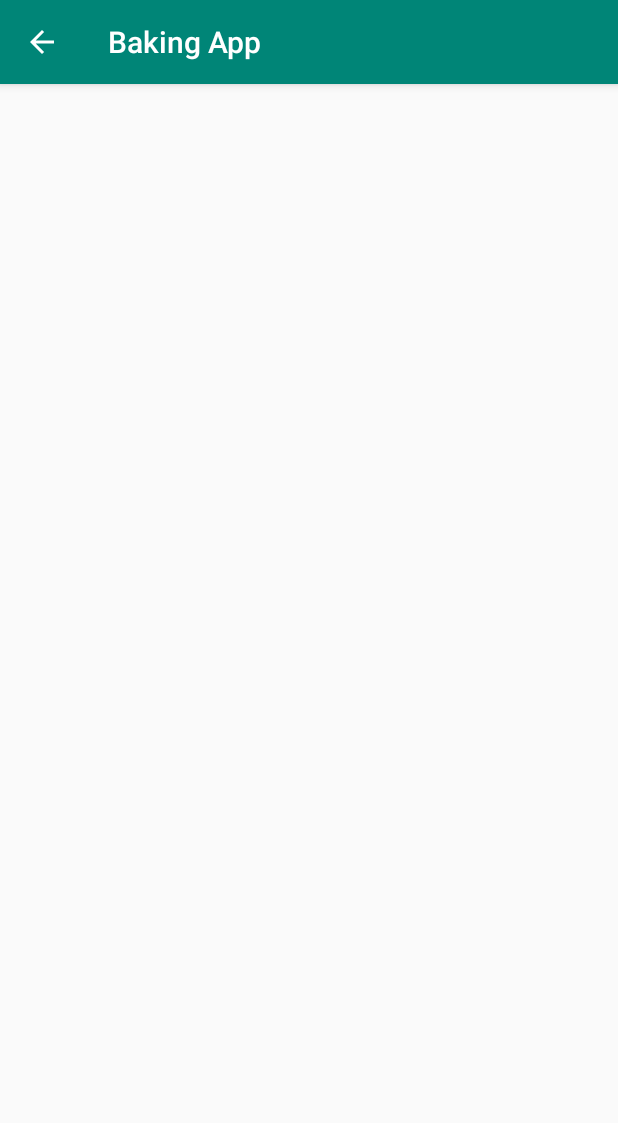
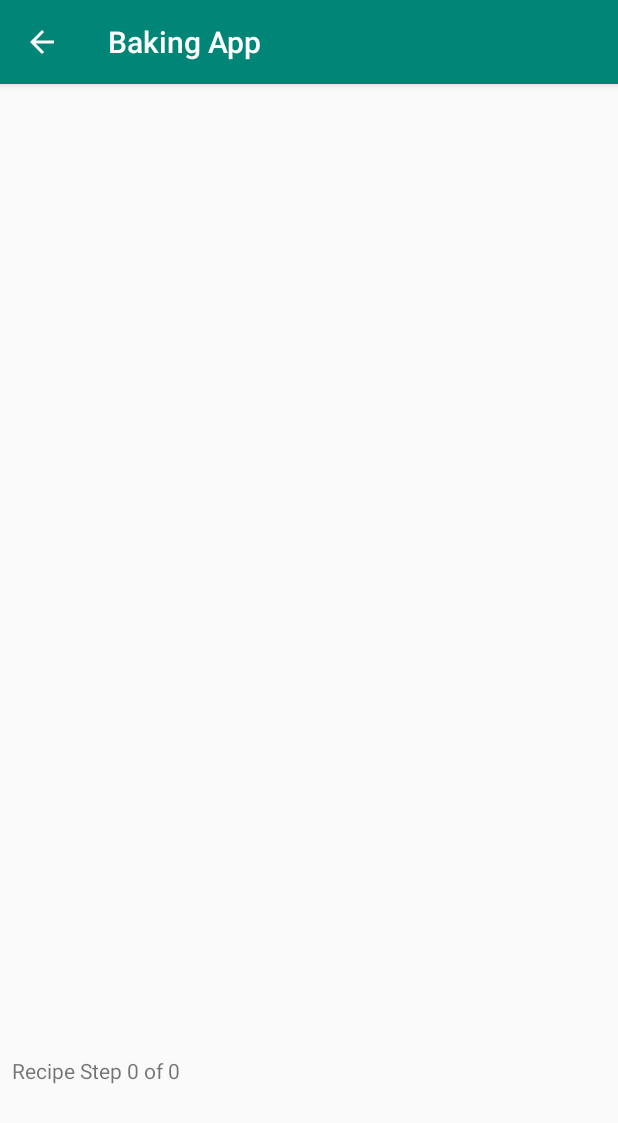
Before and after one commit to ahmedibrahim085/backingapp, an Android app: the StepsActivity screen opened directly, with no data from a screen before it, on a phone screen of 412 x 824 dp. Shown: the top 1123 px of the screen. Run offline under Robolectric (Android 15) with nearby library versions, the phone set to English and light mode, and no system bars.

Commit message:
Steps Navigations Fragment start

```diff
--- a/app/src/main/java/com/ahmed/bakingapp/models/RecipeSteps.java
+++ b/app/src/main/java/com/ahmed/bakingapp/models/RecipeSteps.java
@@ -82,7 +82,7 @@ public class RecipeSteps implements Serializable {
                 comma+STEPS_SHORT_DESCRIPTION+equal+stepsShortDescription+backSlash+
                 comma+STEPS_DESCRIPTION+equal+stepsDescription+backSlash+
                 comma+STEPS_VIDEO_URL+equal+stepsVideoURL+backSlash+
-                comma+STEPS_VIDEO_URL+equal+stepsThumbnailURL+backSlash+
+                comma+STEPS_THUMBNAIL_URL+equal+stepsThumbnailURL+backSlash+
                 '}';
     }
 }
--- a/app/src/main/java/com/ahmed/bakingapp/ui/UiConstants.java
+++ b/app/src/main/java/com/ahmed/bakingapp/ui/UiConstants.java
@@ -9,6 +9,7 @@ public class UiConstants {
     final private static String RECIPE_INGREDIENT = "recipeIngredient";
     final private static String RECIPE_NAME = "recipeName";
     final private static String RECIPE_STEPS = "recipeSteps";
+    final private static String RECIPE_STEPS_NUMBER = "recipeStepsNumber";
 
 
 
@@ -30,6 +31,11 @@ public class UiConstants {
     public static String getRecipeSteps() {
         return RECIPE_STEPS;
     }
+
+    public static String getRecipeStepsNumber() {
+        return RECIPE_STEPS_NUMBER;
+    }
+
     // ======= ======= ======= Booleans ======= ======= =======
 
     public static boolean isTwoPan() {
--- a/app/src/main/java/com/ahmed/bakingapp/ui/recipeDetails/RecipeDetailsActivity.java
+++ b/app/src/main/java/com/ahmed/bakingapp/ui/recipeDetails/RecipeDetailsActivity.java
@@ -42,7 +42,7 @@ public class RecipeDetailsActivity extends AppCompatActivity {
                 initFragments();
             }
         }else {
-            AppToast.showLong(App.getAppContext(),"Something went wrong\ncouldn't show Recipe Detail");
+            AppToast.showLong(App.getAppContext(),getString(R.string.error_show_recipe));
             finish();
         }
     }
--- a/app/src/main/java/com/ahmed/bakingapp/ui/recipeDetails/RecipeDetailsFragment.java
+++ b/app/src/main/java/com/ahmed/bakingapp/ui/recipeDetails/RecipeDetailsFragment.java
@@ -20,6 +20,8 @@ import com.ahmed.bakingapp.models.RecipeSteps;
 import com.ahmed.bakingapp.ui.UiConstants;
 import com.ahmed.bakingapp.ui.ingredients.IngredientActivity;
 import com.ahmed.bakingapp.ui.ingredients.IngredientsFragment;
+import com.ahmed.bakingapp.ui.steps.StepsActivity;
+import com.ahmed.bakingapp.ui.steps.StepsNavigationFragment;
 import com.ahmed.bakingapp.utils.AppToast;
 import com.ahmed.bakingapp.utils.DividerItemDecoration;
 
@@ -153,6 +155,7 @@ public class RecipeDetailsFragment extends Fragment {
     private void showRecipeStepDetails(RecipeSteps recipeStep) {
         Log.e(TAG, "recipeStep : " + recipeStep);
         AppToast.showShort(getActivity(), recipeStep.getStepsShortDescription());
+        StepsNavigationFragment.setCurrentStepId(recipeStep.getStepsId());
         if ( !UiConstants.isTwoPan() ) {
             showRecipeStepActivity(recipeStep);
         } else {
@@ -161,7 +164,11 @@ public class RecipeDetailsFragment extends Fragment {
     }
 
     private void showRecipeStepActivity(RecipeSteps recipeStep) {
-
+        Intent intent = new Intent(getActivity(), StepsActivity.class);
+        intent.putExtra(UiConstants.getRecipeSteps(), recipeStep);
+        intent.putExtra(UiConstants.getRecipeStepsNumber(), recipeStepsList.size());
+        intent.putExtra(UiConstants.getRecipeName(), recipeName);
+        startActivity(intent);
     }
 
     private void showRecipeStepFragment(RecipeSteps recipeStep) {
--- a/app/src/main/java/com/ahmed/bakingapp/ui/steps/StepsActivity.java
+++ b/app/src/main/java/com/ahmed/bakingapp/ui/steps/StepsActivity.java
@@ -1,15 +1,49 @@
 package com.ahmed.bakingapp.ui.steps;
 
 import android.os.Bundle;
+import android.support.v4.app.FragmentManager;
 import android.support.v7.app.AppCompatActivity;
 
+import com.ahmed.bakingapp.App;
 import com.ahmed.bakingapp.R;
+import com.ahmed.bakingapp.models.RecipeSteps;
+import com.ahmed.bakingapp.ui.UiConstants;
+import com.ahmed.bakingapp.utils.AppToast;
 
 public class StepsActivity extends AppCompatActivity {
+
+    FragmentManager stepsFragmentManager;
+
+    StepsNavigationFragment stepsNavigationFragment;
+    private RecipeSteps recipeStepsInfo;
+    private int numberOfSteps;
 
     @Override
     protected void onCreate(Bundle savedInstanceState) {
         super.onCreate(savedInstanceState);
         setContentView(R.layout.activity_steps);
+        stepsFragmentManager = getSupportFragmentManager();
+        if (getIntent() != null)  {
+            recipeStepsInfo = (RecipeSteps) getIntent().getSerializableExtra(UiConstants.getRecipeSteps());
+            numberOfSteps = getIntent().getIntExtra(UiConstants.getRecipeStepsNumber(),0);
+        }else{
+            AppToast.showLong(App.getAppContext(),getString(R.string.error_show_steps));
+            finish();
+        }
+
+        if (savedInstanceState == null) {
+            commitRecipeStepsFragments();
+        }
     }
+
+
+    private void commitRecipeStepsFragments() {
+        // commit Steps Navigation Fragment
+        stepsFragmentManager.beginTransaction()
+                .add(R.id.frameLayout_recipe_steps_navigation,
+                        StepsNavigationFragment.newInstance(numberOfSteps))
+                .commit();
+    }
+
+
 }
--- /dev/null
+++ b/app/src/main/java/com/ahmed/bakingapp/ui/steps/StepsNavigationFragment.java
@@ -0,0 +1,139 @@
+package com.ahmed.bakingapp.ui.steps;
+
+import android.content.Context;
+import android.net.Uri;
+import android.os.Bundle;
+import android.support.v4.app.Fragment;
+import android.util.Log;
+import android.view.LayoutInflater;
+import android.view.View;
+import android.view.ViewGroup;
+import android.widget.TextView;
+
+import com.ahmed.bakingapp.R;
+import com.ahmed.bakingapp.ui.UiConstants;
+
+/**
+ * A simple {@link Fragment} subclass.
+ * Activities that contain this fragment must implement the
+ * {@link StepsNavigationFragment.OnFragmentInteractionListener} interface
+ * to handle interaction events.
+ * Use the {@link StepsNavigationFragment#newInstance} factory method to
+ * create an instance of this fragment.
+ */
+public class StepsNavigationFragment extends Fragment {
+    private static final String TAG = StepsNavigationFragment.class.getSimpleName();
+
+    // TODO: Rename parameter arguments, choose names that match
+    // the fragment initialization parameters, e.g. ARG_ITEM_NUMBER
+    private static final String ARG_NUMBER_OF_STEPS = UiConstants.getRecipeStepsNumber();
+    static int currentStepId;
+
+    // TODO: Rename and change types of parameters
+    private int numberOfRecipeSteps;
+
+    private OnFragmentInteractionListener mListener;
+
+    TextView tv_numberOfSteps;
+
+    public StepsNavigationFragment() {
+        // Required empty public constructor
+    }
+
+    /**
+     * Use this factory method to create a new instance of
+     * this fragment using the provided parameters.
+     *
+     * @param stepsNumber Parameter 1. // Number of Steps
+     * @return A new instance of fragment StepsNavigationFragment.
+     */
+    // TODO: Rename and change types and number of parameters
+    public static StepsNavigationFragment newInstance(int stepsNumber) {
+        StepsNavigationFragment fragment = new StepsNavigationFragment();
+        Bundle args = new Bundle();
+        args.putInt(ARG_NUMBER_OF_STEPS, stepsNumber);
+        fragment.setArguments(args);
+        return fragment;
+    }
+
+    @Override
+    public void onCreate(Bundle savedInstanceState) {
+        super.onCreate(savedInstanceState);
+        if ( getArguments() != null ) {
+            numberOfRecipeSteps = getArguments().getInt(ARG_NUMBER_OF_STEPS);
+        }
+    }
+
+    @Override
+    public View onCreateView(LayoutInflater inflater, ViewGroup container,
+                             Bundle savedInstanceState) {
+        // Inflate the layout for this fragment
+        View stepsNavigationView = inflater.inflate(R.layout.fragment_recipe_steps_navigation,
+                container, false);
+        // Video FrameLayout
+
+        // Steps FrameLayout
+
+        // Steps Navigation FrameLayout
+        tv_numberOfSteps = (TextView) stepsNavigationView.findViewById(R.id.tv_numberOfSteps);
+        Log.e(TAG, "getCurrentStepId : " + getCurrentStepId());
+        Log.e(TAG, "numberOfRecipeSteps : " + numberOfRecipeSteps);
+
+        String stepCounter =
+                String.format(getActivity().getResources().getString(R.string.recipe_step_counter),
+                getCurrentStepId(), numberOfRecipeSteps);
+        Log.e(TAG, "stepCounter : " + stepCounter);
+
+//        String stepsCount = "Recipe Steps" +getCurrentStepId()+"/"+String.valueOf(numberOfRecipeSteps);
+        tv_numberOfSteps.setText(stepCounter);
+        return stepsNavigationView;
+    }
+
+    // TODO: Rename method, update argument and hook method into UI event
+    public void onButtonPressed(Uri uri) {
+        if ( mListener != null ) {
+            mListener.onFragmentInteraction(uri);
+        }
+    }
+
+    @Override
+    public void onAttach(Context context) {
+        super.onAttach(context);
+        /*if ( context instanceof OnFragmentInteractionListener ) {
+            mListener = (OnFragmentInteractionListener) context;
+        } else {
+            throw new RuntimeException(context.toString()
+                    + " must implement OnFragmentInteractionListener");
+        }*/
+    }
+
+    @Override
+    public void onDetach() {
+        super.onDetach();
+        mListener = null;
+    }
+
+    /**
+     * This interface must be implemented by activities that contain this
+     * fragment to allow an interaction in this fragment to be communicated
+     * to the activity and potentially other fragments contained in that
+     * activity.
+     * <p>
+     * See the Android Training lesson <a href=
+     * "http://developer.android.com/training/basics/fragments/communicating.html"
+     * >Communicating with Other Fragments</a> for more information.
+     */
+    public interface OnFragmentInteractionListener {
+        // TODO: Update argument type and name
+        void onFragmentInteraction(Uri uri);
+    }
+
+    public static int getCurrentStepId() {
+        return StepsNavigationFragment.currentStepId;
+    }
+
+    public static void setCurrentStepId(int currentStepId) {
+        // the +1 is because list starts counting from 0
+        StepsNavigationFragment.currentStepId = currentStepId+1;
+    }
+}
--- a/app/src/main/res/layout/activity_steps.xml
+++ b/app/src/main/res/layout/activity_steps.xml
@@ -4,14 +4,22 @@
     xmlns:tools="http://schemas.android.com/tools"
     android:layout_width="match_parent"
     android:layout_height="match_parent"
+    android:id="@+id/scrollView_steps"
     tools:context=".ui.steps.StepsActivity">
 
+    <!-- LinearLayout for holding three Fragments of Ingredient Steps
+     1- Video
+     2- Actual Steps
+     3- Steps navigator  Left<- x/y ->Right
+     -->
     <android.support.constraint.ConstraintLayout
+        android:id="@+id/constraintLayout_steps"
         android:layout_width="match_parent"
-        android:layout_height="wrap_content">
+        android:layout_height="wrap_content"
+        android:orientation="vertical">
 
         <FrameLayout
-            android:id="@+id/frameLayout_videoView"
+            android:id="@+id/frameLayout_recipe_steps_videoView"
             android:layout_width="match_parent"
             android:layout_height="300dp"
             android:layout_marginStart="8dp"
@@ -31,7 +39,7 @@
             android:layout_marginEnd="8dp"
             app:layout_constraintEnd_toEndOf="parent"
             app:layout_constraintStart_toStartOf="parent"
-            app:layout_constraintTop_toBottomOf="@+id/frameLayout_videoView" />
+            app:layout_constraintTop_toBottomOf="@+id/frameLayout_recipe_steps_videoView" />
 
         <FrameLayout
             android:id="@+id/frameLayout_recipe_steps_navigation"
--- /dev/null
+++ b/app/src/main/res/layout/fragment_recipe_steps_navigation.xml
@@ -0,0 +1,15 @@
+<?xml version="1.0" encoding="utf-8"?>
+<FrameLayout xmlns:android="http://schemas.android.com/apk/res/android"
+    xmlns:tools="http://schemas.android.com/tools"
+    android:layout_width="match_parent"
+    android:layout_height="match_parent"
+    tools:context=".ui.steps.StepsNavigationFragment">
+
+    <!-- TODO: Update blank fragment layout -->
+    <TextView
+        android:id="@+id/tv_numberOfSteps"
+        android:layout_width="match_parent"
+        android:layout_height="match_parent"
+        android:text="@string/hello_blank_fragment" />
+
+</FrameLayout>
--- a/app/src/main/res/values/strings.xml
+++ b/app/src/main/res/values/strings.xml
@@ -6,6 +6,9 @@
     <string name="ingredient_measure">Measure: </string>
     <string name="ingredient_ingredient">Ingredient: </string>
 
-    <!-- TODO: Remove or change this placeholder text -->
     <string name="hello_blank_fragment">Hello blank fragment</string>
+    <string name="error_show_steps">Something went wrong Couldn\'t show Steps</string>
+    <string name="error_show_recipe">Something went wrong couldn\'t show Recipe Detail</string>
+
+    <string name="recipe_step_counter">Recipe Step %d of %d</string>
 </resources>
```
